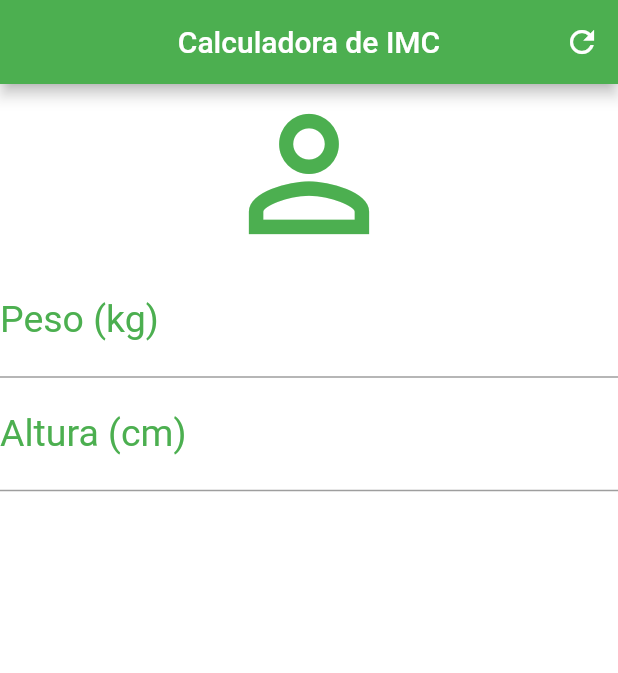
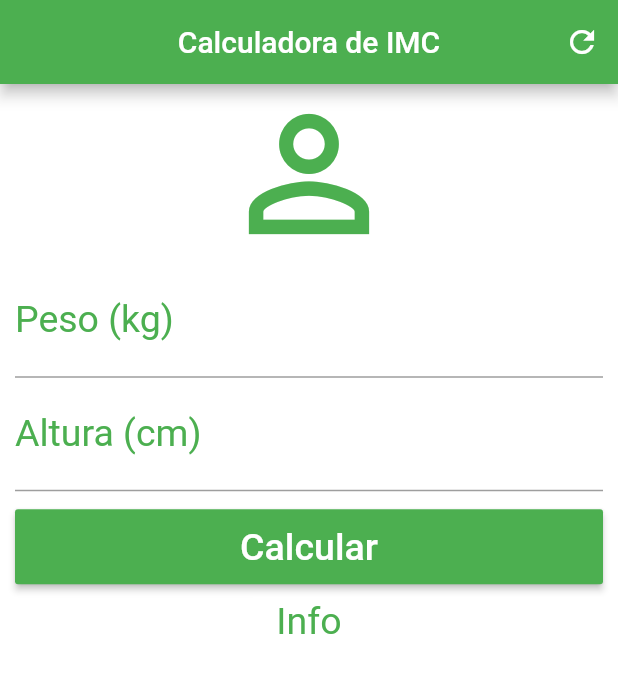
Before and after one commit to Fernando-Braulio/calculadora_imc_flutter, a Flutter app: the screen it shows after launch, on a phone screen of 412 x 824 dp. Shown: the top 673 px of the screen. Run offline on Flutter 3.47's test engine with Material 2 defaults, Android fonts, the phone set to English and light mode, and no system bars.

Commit message:
finish layout

```diff
--- a/lib/main.dart
+++ b/lib/main.dart
@@ -27,7 +27,9 @@ class _HomeState extends State<Home> {
         ],
       ),
       backgroundColor: Colors.white,
-      body: Column(
+      body: SingleChildScrollView(
+        padding: EdgeInsets.fromLTRB(10.0, 0.0, 10.0, 0.0),
+        child: Column(
           crossAxisAlignment: CrossAxisAlignment.stretch, //Tentar alargar toda a largura da tela
           children: <Widget>[
             Icon(
@@ -62,8 +64,24 @@ class _HomeState extends State<Home> {
                   color: Colors.green,
                   fontSize: 25.0
               ),
+            ),
+            Padding(
+              padding: EdgeInsets.only(top: 12.0, bottom: 10.0),
+              child: Container(
+                height: 50.0,
+                child: RaisedButton(
+                  onPressed: () {},
+                  child: Text("Calcular", style: TextStyle(color: Colors.white, fontSize: 25.0)),
+                  color: Colors.green,
+                ),
+              ),
+            ),
+            Text("Info",
+              textAlign: TextAlign.center,
+              style: TextStyle(color: Colors.green, fontSize: 25.0),
             )
           ],
+        ),
       ),
     );
   }
```
Lines whose indentation alone changed are shown as unchanged.
